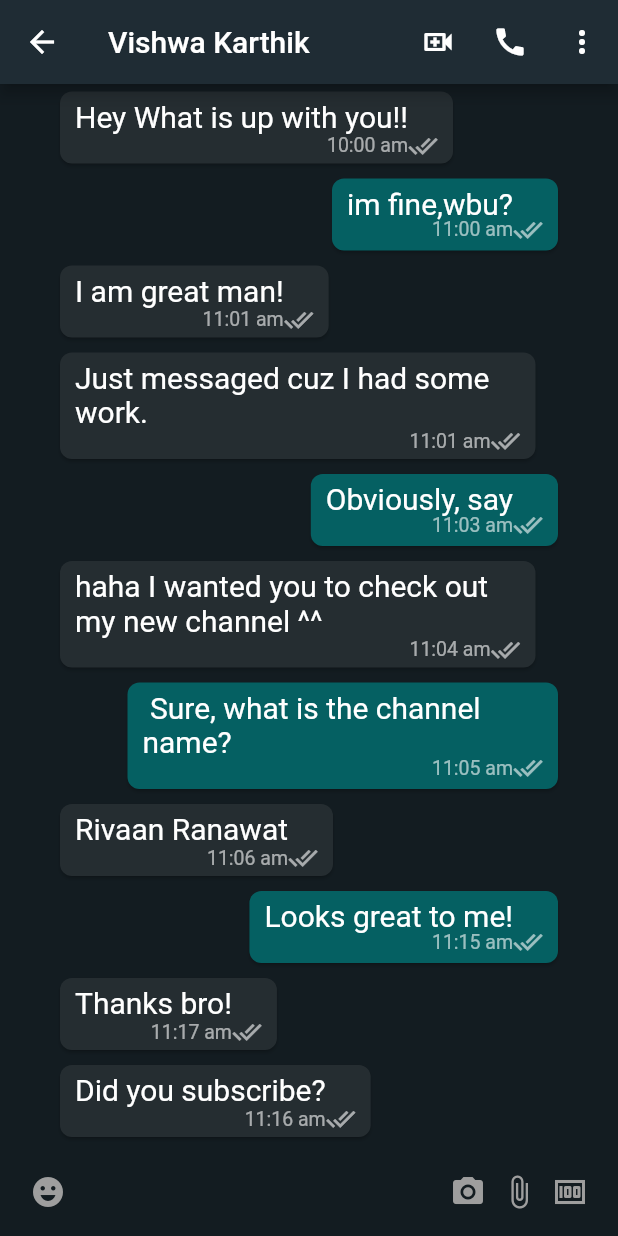
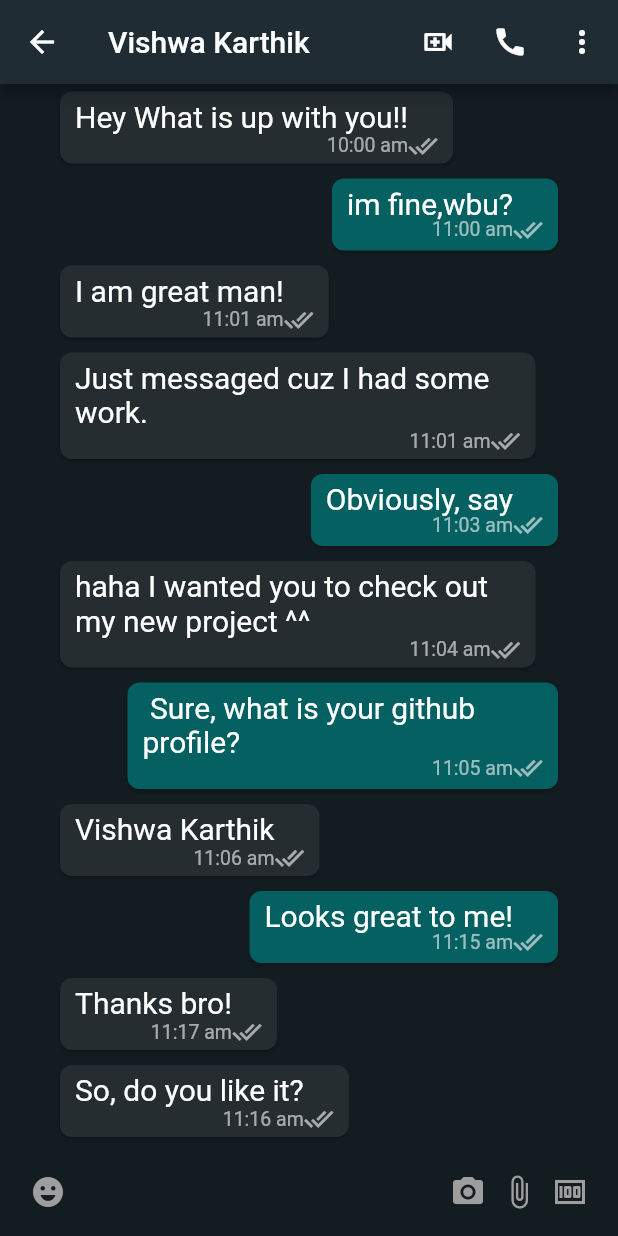
Before and after one commit to Vishwa-Karthik/WhatsApp-Responsive-UI, a Flutter app: the MobileChatScreen screen opened directly, on a phone screen of 412 x 824 dp. Run offline on Flutter 3.47's test engine with Material 2 defaults, Android fonts, the phone set to English and light mode, and no system bars; our stand-ins replace google_fonts; network calls fail.

Commit message:
Update people_info.dart

```diff
--- a/lib/Widgets/people_info.dart
+++ b/lib/Widgets/people_info.dart
@@ -14,7 +14,7 @@ const info = [
         'https://www.socialketchup.in/wp-content/uploads/2020/05/fi-vill-JOHN-DOE.jpg',
   },
   {
-    'name': 'Naman Ranawat',
+    'name': 'Yashas B N',
     'message': 'Hello, I want to sleep.',
     'time': '1:03 pm',
     'profilePic':
@@ -35,15 +35,15 @@ const info = [
         'https://uploads.dailydot.com/2018/10/olli-the-polite-cat.jpg?auto=compress%2Cformat&ixlib=php-3.3.0',
   },
   {
-    'name': 'Jurica',
+    'name': 'Vyshnavi',
     'message': 'Yo!!!!! Long time, no see!?',
     'time': '9:53 am',
     'profilePic':
         'https://images.unsplash.com/photo-1500648767791-00dcc994a43e?ixlib=rb-1.2.1&ixid=MnwxMjA3fDB8MHxzZWFyY2h8Mnx8cmFuZG9tJTIwcGVvcGxlfGVufDB8fDB8fA%3D%3D&auto=format&fit=crop&w=900&q=60',
   },
   {
-    'name': 'Albert Dera',
-    'message': 'Am I fat?',
+    'name': 'Shashwathi',
+    'message': 'Am I short?',
     'time': '7:25 am',
     'profilePic':
         'https://images.unsplash.com/photo-1506794778202-cad84cf45f1d?ixlib=rb-1.2.1&ixid=MnwxMjA3fDB8MHxzZWFyY2h8NXx8cmFuZG9tJTIwcGVvcGxlfGVufDB8fDB8fA%3D%3D&auto=format&fit=crop&w=900&q=60',
@@ -83,17 +83,17 @@ const messages = [
   {"isMe": true, "text": "Obviously, say", "time": "11:03 am"},
   {
     "isMe": false,
-    "text": "haha I wanted you to check out my new channel ^^",
+    "text": "haha I wanted you to check out my new project ^^",
     "time": "11:04 am"
   },
   {
     "isMe": true,
-    "text": " Sure, what is the channel name?",
+    "text": " Sure, what is your github profile?",
     "time": "11:05 am"
   },
   {
     "isMe": false,
-    "text": "Rivaan Ranawat",
+    "text": "Vishwa Karthik",
     "time": "11:06 am",
   },
   {
@@ -102,7 +102,7 @@ const messages = [
     "time": "11:15 am",
   },
   {"isMe": false, "text": "Thanks bro!", "time": "11:17 am"},
-  {"isMe": false, "text": "Did you subscribe?", "time": "11:16 am"},
+  {"isMe": false, "text": "So, do you like it?", "time": "11:16 am"},
   {"isMe": true, "text": "Yes, surely bro!", "time": "11:17 am"},
   {
     "isMe": false,
```
